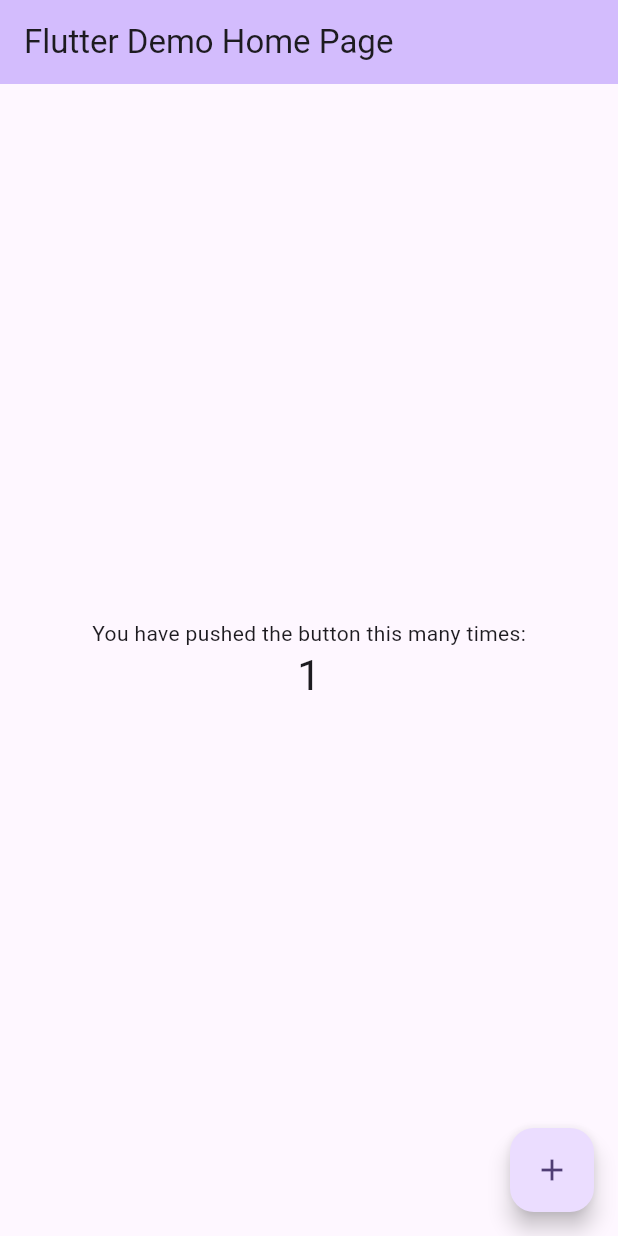
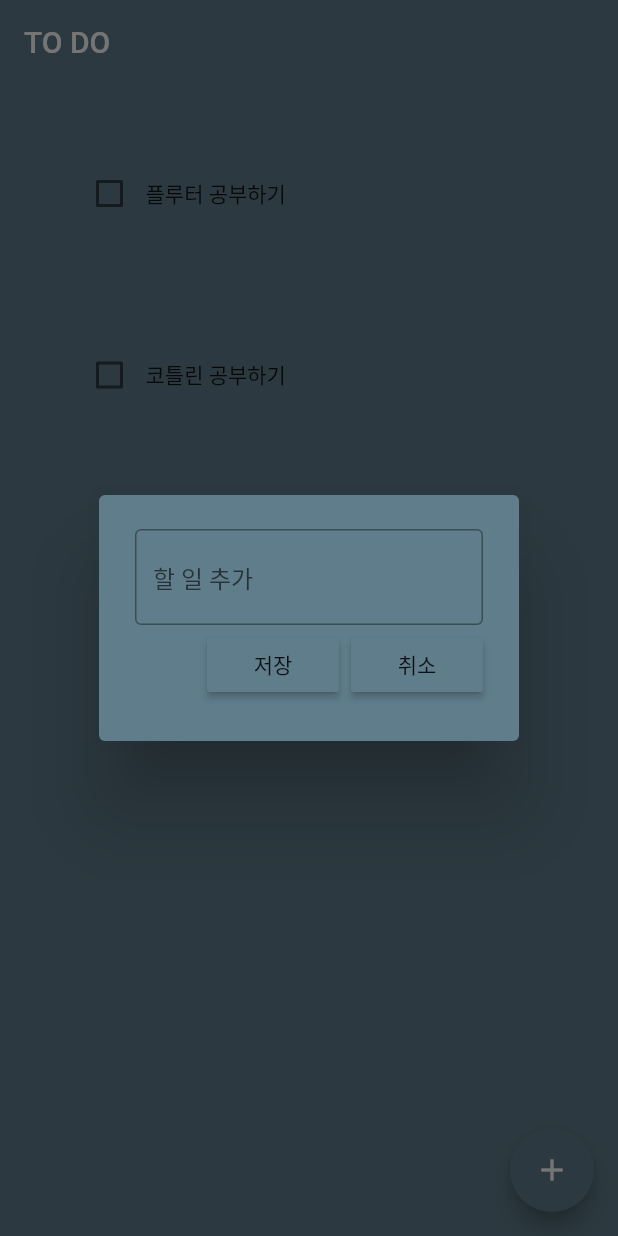
Before and after one commit to ydon1111/Flutter, a Flutter app: the screen it shows after launch, after a tap on the "add" icon, on a phone screen of 412 x 824 dp. Run offline on Flutter 3.47's test engine with Material 2 defaults, Android fonts, the phone set to English and light mode, and no system bars; drawn by our look-alikes of flutter_slidable; our stand-ins replace hive_flutter; accounts and stored records are empty.

Commit message:
flutter todo app hive사용

```diff
--- /dev/null
+++ b/first_app/lib/data/database.dart
@@ -0,0 +1,28 @@
+import 'package:hive_flutter/hive_flutter.dart';
+
+
+class ToDoDataBase{
+  List toDoList = [];
+
+  // reference our box
+  final _myBox = Hive.box('mybox');
+
+
+  // 앱실행시 한번만 초기화
+  void createInitialData(){
+    toDoList = [
+      ["플루터 공부하기",false],
+      ["코틀린 공부하기",false],
+    ];
+  }
+
+  //데이터베이스 데이터 불러오기
+  void loadData(){
+    toDoList = _myBox.get("TODOLIST");
+  }
+
+  //데이터베이스 업데이트
+  void updateDataBase(){
+    _myBox.put("TODOLIST", toDoList);
+  }
+}
--- a/first_app/lib/main.dart
+++ b/first_app/lib/main.dart
@@ -1,125 +1,28 @@
 import 'package:flutter/material.dart';
+import '/pages/home_page.dart';
+import 'package:hive_flutter/hive_flutter.dart';
 
-void main() {
+
+void main() async {
+
+  // init hive
+  await Hive.initFlutter();
+
+  // box 불러오기  * 이거 안하면 오류
+  var box = await Hive.openBox('mybox');
+
   runApp(const MyApp());
 }
 
-class MyApp extends StatelessWidget {
+class MyApp extends StatelessWidget{
   const MyApp({super.key});
 
-  // This widget is the root of your application.
   @override
-  Widget build(BuildContext context) {
+  Widget build(BuildContext context){
     return MaterialApp(
-      title: 'Flutter Demo',
-      theme: ThemeData(
-        // This is the theme of your application.
-        //
-        // TRY THIS: Try running your application with "flutter run". You'll see
-        // the application has a blue toolbar. Then, without quitting the app,
-        // try changing the seedColor in the colorScheme below to Colors.green
-        // and then invoke "hot reload" (save your changes or press the "hot
-        // reload" button in a Flutter-supported IDE, or press "r" if you used
-        // the command line to start the app).
-        //
-        // Notice that the counter didn't reset back to zero; the application
-        // state is not lost during the reload. To reset the state, use hot
-        // restart instead.
-        //
-        // This works for code too, not just values: Most code changes can be
-        // tested with just a hot reload.
-        colorScheme: ColorScheme.fromSeed(seedColor: Colors.deepPurple),
-        useMaterial3: true,
-      ),
-      home: const MyHomePage(title: 'Flutter Demo Home Page'),
+      debugShowCheckedModeBanner: false,
+      home: HomePage(),
+      theme: ThemeData(primarySwatch: Colors.blueGrey),
     );
   }
 }
-
-class MyHomePage extends StatefulWidget {
-  const MyHomePage({super.key, required this.title});
-
-  // This widget is the home page of your application. It is stateful, meaning
-  // that it has a State object (defined below) that contains fields that affect
-  // how it looks.
-
-  // This class is the configuration for the state. It holds the values (in this
-  // case the title) provided by the parent (in this case the App widget) and
-  // used by the build method of the State. Fields in a Widget subclass are
-  // always marked "final".
-
-  final String title;
-
-  @override
-  State<MyHomePage> createState() => _MyHomePageState();
-}
-
-class _MyHomePageState extends State<MyHomePage> {
-  int _counter = 0;
-
-  void _incrementCounter() {
-    setState(() {
-      // This call to setState tells the Flutter framework that something has
-      // changed in this State, which causes it to rerun the build method below
-      // so that the display can reflect the updated values. If we changed
-      // _counter without calling setState(), then the build method would not be
-      // called again, and so nothing would appear to happen.
-      _counter++;
-    });
-  }
-
-  @override
-  Widget build(BuildContext context) {
-    // This method is rerun every time setState is called, for instance as done
-    // by the _incrementCounter method above.
-    //
-    // The Flutter framework has been optimized to make rerunning build methods
-    // fast, so that you can just rebuild anything that needs updating rather
-    // than having to individually change instances of widgets.
-    return Scaffold(
-      appBar: AppBar(
-        // TRY THIS: Try changing the color here to a specific color (to
-        // Colors.amber, perhaps?) and trigger a hot reload to see the AppBar
-        // change color while the other colors stay the same.
-        backgroundColor: Theme.of(context).colorScheme.inversePrimary,
-        // Here we take the value from the MyHomePage object that was created by
-        // the App.build method, and use it to set our appbar title.
-        title: Text(widget.title),
-      ),
-      body: Center(
-        // Center is a layout widget. It takes a single child and positions it
-        // in the middle of the parent.
-        child: Column(
-          // Column is also a layout widget. It takes a list of children and
-          // arranges them vertically. By default, it sizes itself to fit its
-          // children horizontally, and tries to be as tall as its parent.
-          //
-          // Column has various properties to control how it sizes itself and
-          // how it positions its children. Here we use mainAxisAlignment to
-          // center the children vertically; the main axis here is the vertical
-          // axis because Columns are vertical (the cross axis would be
-          // horizontal).
-          //
-          // TRY THIS: Invoke "debug painting" (choose the "Toggle Debug Paint"
-          // action in the IDE, or press "p" in the console), to see the
-          // wireframe for each widget.
-          mainAxisAlignment: MainAxisAlignment.center,
-          children: <Widget>[
-            const Text(
-              'You have pushed the button this many times:',
-            ),
-            Text(
-              '$_counter',
-              style: Theme.of(context).textTheme.headlineMedium,
-            ),
-          ],
-        ),
-      ),
-      floatingActionButton: FloatingActionButton(
-        onPressed: _incrementCounter,
-        tooltip: 'Increment',
-        child: const Icon(Icons.add),
-      ), // This trailing comma makes auto-formatting nicer for build methods.
-    );
-  }
-}
--- /dev/null
+++ b/first_app/lib/pages/home_page.dart
@@ -0,0 +1,104 @@
+import 'package:flutter/material.dart';
+import 'package:hive_flutter/hive_flutter.dart';
+import '../data/database.dart';
+import '../util/dialog_box.dart';
+import '../util/todo_list.dart';
+
+
+class HomePage extends StatefulWidget {
+  const HomePage({super.key});
+
+  @override
+  State<HomePage> createState() => _HomePageState();
+}
+
+class _HomePageState extends State<HomePage> {
+
+  // reference the hive box
+
+
+  final _myBox = Hive.box('mybox');
+  ToDoDataBase db = ToDoDataBase();
+
+  @override
+  void initState() {
+    // 초기데이터 불러오고 데이터 있으면 저장된 데이터
+    if (_myBox.get("TODOLIST") == null) {
+      db.createInitialData();
+    } else {
+      db.loadData();
+    }
+
+    super.initState();
+  }
+
+
+  // text controller
+  final _controller = TextEditingController();
+
+  // checkbox 클릭
+  void checkBoxChanged(bool? value, int index) {
+    setState(() {
+      db.toDoList[index][1] = !db.toDoList[index][1];
+    });
+    db.updateDataBase();
+  }
+
+  // 할일 저장
+  void saveNewTask() {
+    setState(() {
+      db.toDoList.add([_controller.text, false]);
+      _controller.clear();
+    });
+    Navigator.of(context).pop();
+    db.updateDataBase();
+  }
+
+
+  // 리스트 만들기
+  void createNewTask() {
+    showDialog(context: context, builder: (context) {
+      return DialogBox(
+        controller: _controller,
+        onSave: saveNewTask,
+        onCancel: () => Navigator.of(context).pop(),
+      );
+    },
+    );
+  }
+
+
+  // 리스트 지우기
+  void deleteTask(int index) {
+    setState(() {
+      db.toDoList.removeAt(index);
+    });
+    db.updateDataBase();
+  }
+
+  @override
+  Widget build(BuildContext context) {
+    return Scaffold(
+      backgroundColor: Colors.blueGrey,
+      appBar: AppBar(
+        title: Text('TO DO'),
+        elevation: 0,
+      ),
+      floatingActionButton: FloatingActionButton(
+        onPressed: createNewTask,
+        child: Icon(Icons.add),
+      ),
+      body: ListView.builder(
+        itemCount: db.toDoList.length,
+        itemBuilder: (context, index) {
+          return ToDoTile(
+            taskName: db.toDoList[index][0],
+            taskCompleted: db.toDoList[index][1],
+            onChanged: (value) => checkBoxChanged(value, index),
+            deleteFunction: (context) => deleteTask(index),
+          );
+        },
+      ),
+    );
+  }
+}
--- /dev/null
+++ b/first_app/lib/util/dialog_box.dart
@@ -0,0 +1,52 @@
+import 'package:flutter/material.dart';
+import 'my_button.dart';
+
+class DialogBox extends StatelessWidget {
+  final controller;
+  VoidCallback onSave;
+  VoidCallback onCancel;
+
+  DialogBox({
+    super.key,
+    required this.controller,
+    required this.onSave,
+    required this.onCancel,
+  });
+
+  @override
+  Widget build(BuildContext context) {
+    return AlertDialog(
+      backgroundColor: Colors.blueGrey,
+      content: Container(
+        height: 120,
+        child: Column(
+          mainAxisAlignment: MainAxisAlignment.spaceEvenly,
+          children: [
+            // 유저 입력값
+            TextField(
+              controller: controller,
+              decoration: InputDecoration(
+                  border: OutlineInputBorder(), hintText: "할 일 추가"),
+            ),
+
+            // 저장,취소 버튼
+            Row(
+              mainAxisAlignment: MainAxisAlignment.end,
+              children: [
+                //저장 버튼
+                MyButton(text: "저장", onPressed: onSave),
+
+                const SizedBox(
+                  width: 8,
+                ),
+
+                //취소 버튼
+                MyButton(text: "취소", onPressed: onCancel),
+              ],
+            )
+          ],
+        ),
+      ),
+    );
+  }
+}
--- /dev/null
+++ b/first_app/lib/util/my_button.dart
@@ -0,0 +1,20 @@
+import 'package:flutter/material.dart';
+
+class MyButton extends StatelessWidget {
+  final String text;
+  VoidCallback onPressed;
+  MyButton({
+    super.key,
+    required this.text,
+    required this.onPressed,
+  });
+
+  @override
+  Widget build(BuildContext context) {
+    return MaterialButton(
+      onPressed: onPressed,
+      color: Theme.of(context).primaryColor,
+      child: Text(text),
+    );
+  }
+}
--- /dev/null
+++ b/first_app/lib/util/todo_list.dart
@@ -0,0 +1,64 @@
+import 'package:flutter/material.dart';
+import 'package:flutter_slidable/flutter_slidable.dart';
+
+class ToDoTile extends StatelessWidget {
+  final String taskName;
+  final bool taskCompleted;
+  Function(bool?)? onChanged;
+  Function(BuildContext)? deleteFunction;
+
+  ToDoTile({
+    super.key,
+    required this.taskName,
+    required this.taskCompleted,
+    required this.onChanged,
+    required this.deleteFunction,
+  });
+
+  @override
+  Widget build(BuildContext context) {
+    return Padding(
+      padding: const EdgeInsets.only(left: 25.0, right: 25, top: 25),
+      child: Slidable(
+        endActionPane: ActionPane(
+          motion: StretchMotion(),
+          children: [
+            SlidableAction(
+              onPressed: deleteFunction,
+              icon: Icons.delete,
+              backgroundColor: Colors.red.shade300,
+              borderRadius: BorderRadius.circular(12),
+            )
+          ],
+        ),
+        child: Container(
+          padding: EdgeInsets.all(24),
+          decoration: BoxDecoration(
+            color: Colors.blueGrey,
+            borderRadius: BorderRadius.circular(12),
+          ),
+          child: Row(
+            children: [
+              // checkbox
+              Checkbox(
+                value: taskCompleted,
+                onChanged: onChanged,
+                activeColor: Colors.black,
+              ),
+
+              // task name
+              Text(
+                taskName,
+                style: TextStyle(
+                  decoration: taskCompleted
+                      ? TextDecoration.lineThrough
+                      : TextDecoration.none,
+                ),
+              )
+            ],
+          ),
+        ),
+      ),
+    );
+  }
+}
--- a/first_app/pubspec.yaml
+++ b/first_app/pubspec.yaml
@@ -28,6 +28,9 @@ environment:
 # the latest version available on pub.dev. To see which dependencies have newer
 # versions available, run `flutter pub outdated`.
 dependencies:
+  hive: ^2.2.3
+  hive_flutter: ^1.1.0
+  flutter_slidable: ^3.0.0
   flutter:
     sdk: flutter
 
@@ -39,6 +42,8 @@ dependencies:
 dev_dependencies:
   flutter_test:
     sdk: flutter
+  hive_generator: ^1.1.3
+  build_runner: ^2.1.11
 
   # The "flutter_lints" package below contains a set of recommended lints to
   # encourage good coding practices. The lint set provided by the package is
```
Also changed, not shown: first_app/analysis_options.yaml (+7 -0 lines), first_app/pubspec.lock, 11 other files.
